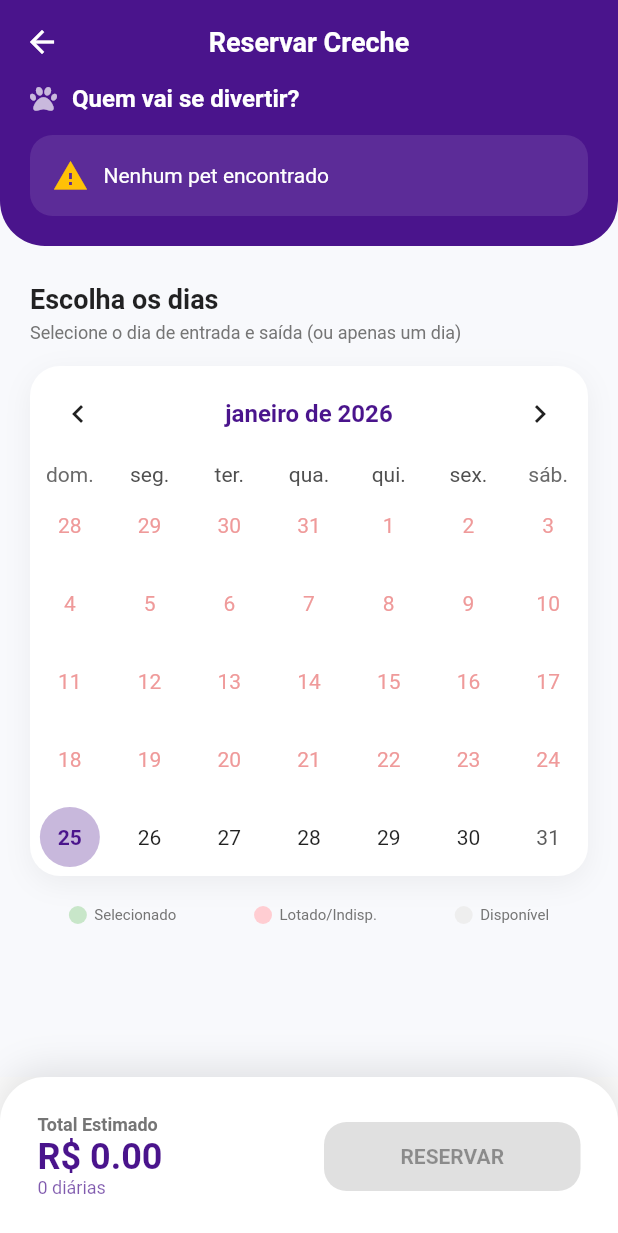
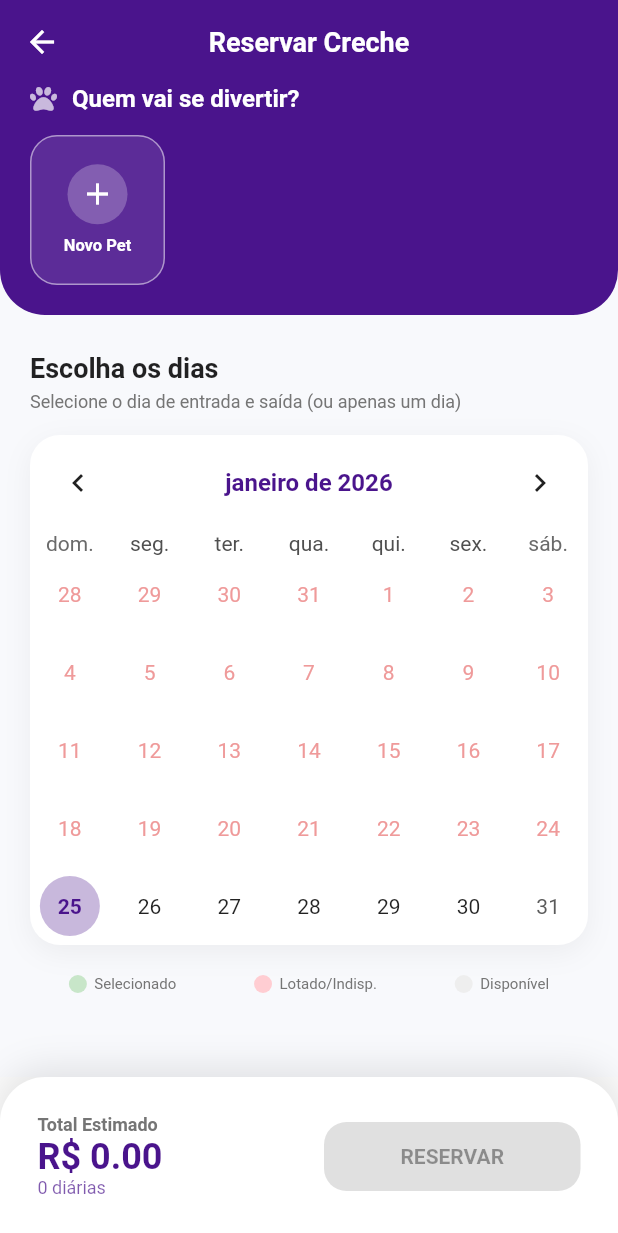
Before and after one commit to darlanv13/agenpets, a Flutter app: the CrecheScreen screen opened by its route, on a phone screen of 412 x 824 dp. Shown: the top 1233 px of the screen. Run offline on Flutter 3.47's test engine with Material 3 defaults, Android fonts, the phone set to English and light mode, and no system bars; drawn by our look-alikes of table_calendar; our stand-ins replace cloud_firestore, cloud_functions, firebase_auth, firebase_core, firebase_messaging, firebase_storage and 6 more; missing offline and left inert: cpf_cnpj_validator; accounts and stored records are empty; network calls fail.

Commit message:
Add 'New Pet' button to Creche screen
- Updated `CrecheScreen` to include a dedicated "Novo Pet" button in the pet selector list.
- Implemented navigation to `/meus_pets` to allow users to register a new pet during the booking flow.
- Added auto-refresh of the pet list after returning from the pet registration screen.

```diff
--- a/lib/screens/creche_screen.dart
+++ b/lib/screens/creche_screen.dart
@@ -357,32 +357,58 @@ class _CrecheScreenState extends State<CrecheScreen> {
   // --- WIDGETS ---
 
   Widget _buildPetSelector() {
-    if (_pets.isEmpty) {
-      return Container(
-        margin: EdgeInsets.symmetric(horizontal: 20),
-        padding: EdgeInsets.all(15),
-        decoration: BoxDecoration(
-          color: Colors.white.withOpacity(0.1),
-          borderRadius: BorderRadius.circular(15),
-        ),
-        child: Row(
-          children: [
-            Icon(Icons.warning, color: Colors.amber),
-            SizedBox(width: 10),
-            Text("Nenhum pet encontrado", style: TextStyle(color: Colors.white)),
-          ],
-        ),
-      );
-    }
-
     return SizedBox(
       height: 100, // Altura dos cards
       child: ListView.separated(
         padding: EdgeInsets.symmetric(horizontal: 20),
         scrollDirection: Axis.horizontal,
-        itemCount: _pets.length,
+        itemCount: _pets.length + 1, // +1 para o botão de adicionar
         separatorBuilder: (_, __) => SizedBox(width: 15),
         itemBuilder: (context, index) {
+          // Último item: Botão "Adicionar Pet"
+          if (index == _pets.length) {
+            return GestureDetector(
+              onTap: () async {
+                // Navega para 'Meus Pets' e espera retorno para recarregar
+                await Navigator.pushNamed(context, '/meus_pets',
+                    arguments: {'cpf': _userCpf});
+                _carregarPets();
+              },
+              child: Container(
+                width: 90,
+                decoration: BoxDecoration(
+                  color: Colors.white.withOpacity(0.1),
+                  borderRadius: BorderRadius.circular(18),
+                  border: Border.all(
+                    color: Colors.white.withOpacity(0.5),
+                    width: 1,
+                    style: BorderStyle.solid,
+                  ),
+                ),
+                child: Column(
+                  mainAxisAlignment: MainAxisAlignment.center,
+                  children: [
+                    CircleAvatar(
+                      radius: 20,
+                      backgroundColor: Colors.white24,
+                      child: Icon(Icons.add, color: Colors.white, size: 24),
+                    ),
+                    SizedBox(height: 8),
+                    Text(
+                      "Novo Pet",
+                      style: TextStyle(
+                        fontSize: 11,
+                        fontWeight: FontWeight.bold,
+                        color: Colors.white,
+                      ),
+                    ),
+                  ],
+                ),
+              ),
+            );
+          }
+
+          // Itens Normais (Pets)
           final pet = _pets[index];
           final isSelected = pet['id'] == _petId;
 
@@ -392,7 +418,8 @@ class _CrecheScreenState extends State<CrecheScreen> {
               duration: Duration(milliseconds: 200),
               width: 90,
               decoration: BoxDecoration(
-                color: isSelected ? Colors.white : Colors.white.withOpacity(0.1),
+                color:
+                    isSelected ? Colors.white : Colors.white.withOpacity(0.1),
                 borderRadius: BorderRadius.circular(18),
                 border: Border.all(
                   color: isSelected ? Colors.transparent : Colors.white30,
@@ -413,9 +440,13 @@ class _CrecheScreenState extends State<CrecheScreen> {
                 children: [
                   CircleAvatar(
                     radius: 22,
-                    backgroundColor: isSelected ? _corAcai.withOpacity(0.1) : Colors.white24,
+                    backgroundColor: isSelected
+                        ? _corAcai.withOpacity(0.1)
+                        : Colors.white24,
                     child: Icon(
-                      pet['tipo'] == 'gato' ? FontAwesomeIcons.cat : FontAwesomeIcons.dog,
+                      pet['tipo'] == 'gato'
+                          ? FontAwesomeIcons.cat
+                          : FontAwesomeIcons.dog,
                       color: isSelected ? _corAcai : Colors.white,
                       size: 20,
                     ),
```
